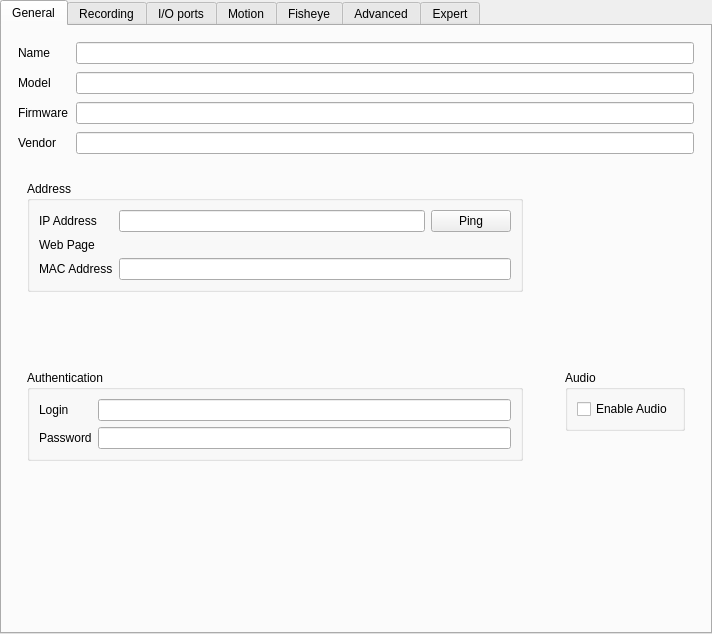
Old version of the form client/libclient/src/ui/widgets/properties/single_camera_settings_widget.ui in the repository networkoptix/nx_open.
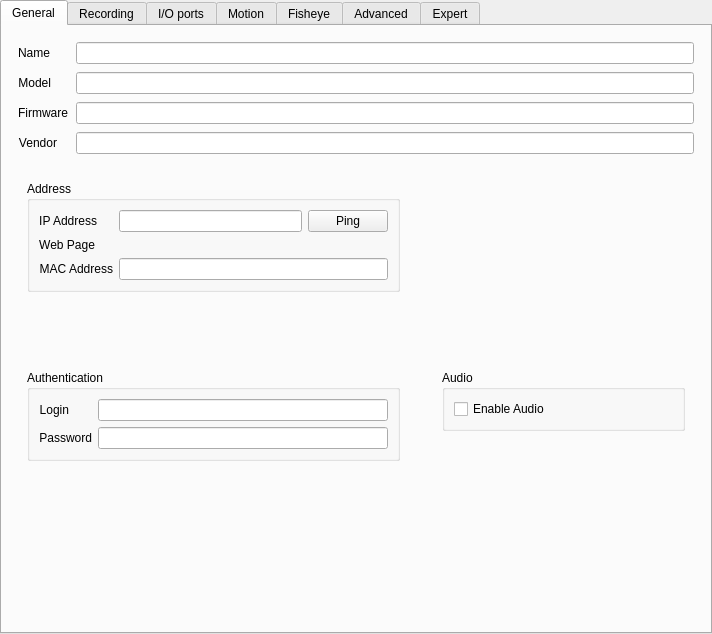
New version of the form. Custom widgets are drawn as their Qt base class.

Commit message:
VMS-3027: Camera settings - Recording tab redesign
<==== Mercurial data ====>
Branch: dev_3.0.0_gui

Diff of the .ui file:
```diff
--- a/client/libclient/src/ui/widgets/properties/single_camera_settings_widget.ui
+++ b/client/libclient/src/ui/widgets/properties/single_camera_settings_widget.ui
@@ -71,6 +71,9 @@
            <property name="text">
             <string>Model</string>
            </property>
+           <property name="alignment">
+            <set>Qt::AlignRight|Qt::AlignTrailing|Qt::AlignVCenter</set>
+           </property>
           </widget>
          </item>
          <item row="1" column="1">
@@ -85,6 +88,9 @@
            <property name="text">
             <string>Firmware</string>
            </property>
+           <property name="alignment">
+            <set>Qt::AlignRight|Qt::AlignTrailing|Qt::AlignVCenter</set>
+           </property>
           </widget>
          </item>
          <item row="2" column="1">
@@ -99,6 +105,9 @@
            <property name="text">
             <string>Vendor</string>
            </property>
+           <property name="alignment">
+            <set>Qt::AlignRight|Qt::AlignTrailing|Qt::AlignVCenter</set>
+           </property>
           </widget>
          </item>
          <item row="3" column="1">
@@ -111,7 +120,7 @@
         </layout>
        </item>
        <item>
-        <layout class="QGridLayout" name="gridLayout_2">
+        <layout class="QGridLayout" name="generalGridLayout" columnstretch="3,2">
          <property name="topMargin">
           <number>12</number>
          </property>
@@ -122,7 +131,11 @@
           <number>20</number>
          </property>
          <item row="0" column="1">
-          <widget class="QnImageControlWidget" name="imageControlWidget" native="true"/>
+          <widget class="QnImageControlWidget" name="imageControlWidget" native="true">
+           <property name="focusPolicy">
+            <enum>Qt::TabFocus</enum>
+           </property>
+          </widget>
          </item>
          <item row="1" column="1">
           <widget class="QWidget" name="widget_4" native="true">
@@ -173,12 +186,18 @@
               <property name="flat">
                <bool>true</bool>
               </property>
-              <layout class="QFormLayout" name="formLayout_4">
+              <layout class="QFormLayout" name="authenticationFormLayout">
+               <property name="fieldGrowthPolicy">
+                <enum>QFormLayout::AllNonFixedFieldsGrow</enum>
+               </property>
                <item row="0" column="0">
                 <widget class="QLabel" name="loginLabel">
                  <property name="text">
                   <string>Login</string>
                  </property>
+                 <property name="alignment">
+                  <set>Qt::AlignRight|Qt::AlignTrailing|Qt::AlignVCenter</set>
+                 </property>
                 </widget>
                </item>
                <item row="0" column="1">
@@ -189,6 +208,9 @@
                  <property name="text">
                   <string>Password</string>
                  </property>
+                 <property name="alignment">
+                  <set>Qt::AlignRight|Qt::AlignTrailing|Qt::AlignVCenter</set>
+                 </property>
                 </widget>
                </item>
                <item row="1" column="1">
@@ -228,12 +250,21 @@
               <property name="flat">
                <bool>true</bool>
               </property>
-              <layout class="QFormLayout" name="formLayout_5">
+              <layout class="QFormLayout" name="addressFormLayout">
+               <property name="sizeConstraint">
+                <enum>QLayout::SetNoConstraint</enum>
+               </property>
+               <property name="fieldGrowthPolicy">
+                <enum>QFormLayout::AllNonFixedFieldsGrow</enum>
+               </property>
                <item row="0" column="0">
                 <widget class="QLabel" name="ipAddressLabel">
                  <property name="text">
                   <string>IP Address</string>
                  </property>
+                 <property name="alignment">
+                  <set>Qt::AlignRight|Qt::AlignTrailing|Qt::AlignVCenter</set>
+                 </property>
                 </widget>
                </item>
                <item row="0" column="1">
@@ -267,15 +298,21 @@
                 </layout>
                </item>
                <item row="1" column="0">
-                <widget class="QLabel" name="label">
-                 <property name="text">
-                  <string>Web Page</string>
-                 </property>
-                </widget>
-               </item>
-               <item row="1" column="1">
                 <widget class="QLabel" name="webPageLabel">
                  <property name="text">
+                  <string>Web Page</string>
+                 </property>
+                 <property name="alignment">
+                  <set>Qt::AlignRight|Qt::AlignTrailing|Qt::AlignVCenter</set>
+                 </property>
+                </widget>
+               </item>
+               <item row="1" column="1">
+                <widget class="QLabel" name="webPageLink">
+                 <property name="focusPolicy">
+                  <enum>Qt::StrongFocus</enum>
+                 </property>
+                 <property name="text">
                   <string notr="true">&lt;camera url&gt;</string>
                  </property>
                  <property name="openExternalLinks">
@@ -288,6 +325,9 @@
                  <property name="text">
                   <string>MAC Address</string>
                  </property>
+                 <property name="alignment">
+                  <set>Qt::AlignRight|Qt::AlignTrailing|Qt::AlignVCenter</set>
+                 </property>
                 </widget>
                </item>
                <item row="2" column="1">
```
Left out of the diff: 29 changed lines with no effect on the pictures. The commit also changes 9 other files.
